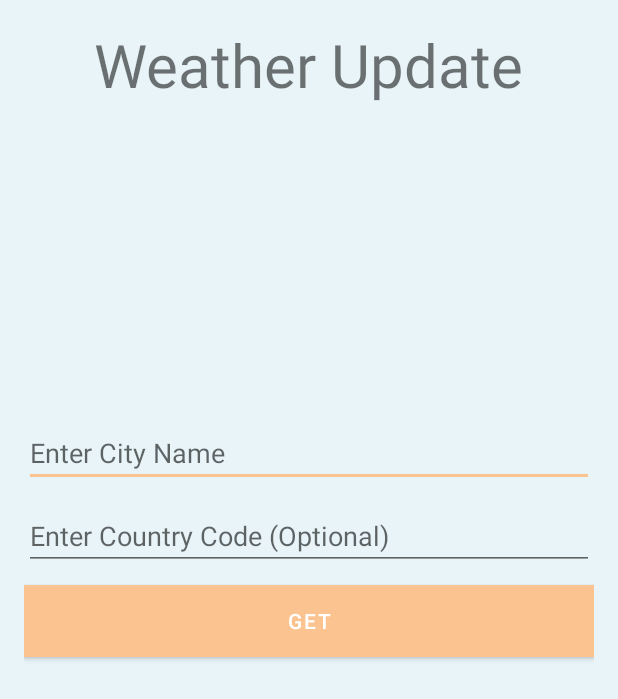
After one commit to ShushawnS/hy-bird, an Android app: the WeatherApi screen opened directly, with no data from a screen before it, on a phone screen of 412 x 824 dp. The commit adds this screen. Shown: the top 699 px of the screen. Run offline under Robolectric (Android 15) with nearby library versions, the phone set to English and light mode, and no system bars; our stand-ins replace Volley.

Commit message:
add weather api

```diff
--- a/app/build.gradle
+++ b/app/build.gradle
@@ -35,4 +35,5 @@ dependencies {
     testImplementation 'junit:junit:4.+'
     androidTestImplementation 'androidx.test.ext:junit:1.1.2'
     androidTestImplementation 'androidx.test.espresso:espresso-core:3.3.0'
+    implementation 'com.android.volley:volley:1.1.1'
 }
--- /dev/null
+++ b/app/src/main/res/layout/weather_api.xml
@@ -0,0 +1,66 @@
+<?xml version="1.0" encoding="utf-8"?>
+<LinearLayout xmlns:android="http://schemas.android.com/apk/res/android"
+    android:layout_width="match_parent"
+    android:layout_height="match_parent"
+    android:background="#e8f4f8"
+    android:orientation="vertical"
+    android:padding="16dp">
+
+    <TextView
+        android:layout_width="wrap_content"
+        android:layout_height="wrap_content"
+        android:layout_gravity="center"
+        android:textSize="40sp"
+        android:text="Weather Update"/>
+    <LinearLayout
+        android:layout_width="match_parent"
+        android:layout_height="match_parent"
+        android:gravity="center"
+        android:orientation="vertical">
+        <View
+            android:layout_width="match_parent"
+            android:layout_height="0dp"
+            android:layout_weight="1">
+        </View>
+        <EditText
+            android:layout_width="match_parent"
+            android:layout_height="wrap_content"
+            android:id="@+id/etCity"
+            android:layout_marginBottom="10dp"
+            android:ems="10"
+            android:hint="Enter City Name"
+            android:inputType="textPersonName" />
+        <EditText
+            android:layout_width="match_parent"
+            android:layout_height="wrap_content"
+            android:id="@+id/etCountry"
+            android:layout_marginBottom="10dp"
+            android:ems="10"
+            android:hint="Enter Country Code (Optional)"
+            android:inputType="textPersonName" />
+        <Button
+            android:layout_width="match_parent"
+            android:layout_height="wrap_content"
+            android:id="@+id/btnGet"
+            android:layout_marginBottom="10dp"
+            android:background="#0070c7"
+            android:textColor="@android:color/white"
+            android:onClick="getWeatherDetails"
+            android:text="Get"/>
+            //app:backgroundTint="@null" />
+        <ScrollView
+            android:layout_width="match_parent"
+            android:layout_height="150dp">
+            <TextView
+                android:layout_width="match_parent"
+                android:layout_height="wrap_content"
+                android:id="@+id/tvResult" />
+        </ScrollView>
+        <View
+            android:layout_width="match_parent"
+            android:layout_height="0dp"
+            android:layout_weight="1">
+        </View>
+
+    </LinearLayout>
+</LinearLayout>
--- /dev/null
+++ b/app/src/main/res/network_security_config.xml
@@ -0,0 +1,5 @@
+<?xml version="1.0" encoding="utf-8"?>
+<network-security-config>
+    <!--Set application-wide security config using base-config tag.-->
+    <base-config cleartextTrafficPermitted="true" />
+</network-security-config>
--- a/app/src/main/res/values-night/themes.xml
+++ b/app/src/main/res/values-night/themes.xml
@@ -1,6 +1,6 @@
 <resources xmlns:tools="http://schemas.android.com/tools">
     <!-- Base application theme. -->
-    <style name="Theme.Hybird" parent="Theme.MaterialComponents.DayNight.DarkActionBar">
+    <style name="Theme.Hybird" parent="Theme.MaterialComponents.DayNight.NoActionBar">
         <!-- Primary brand color. -->
         <item name="colorPrimary">@color/primary</item>
         <item name="colorPrimaryVariant">@color/primary</item>
--- a/app/src/main/res/values/colors.xml
+++ b/app/src/main/res/values/colors.xml
@@ -6,6 +6,8 @@
     <color name="primary">#FBC390</color>
     <color name="tertiary">#E7D6D0</color>
 
+    <color name="colorTransparentWhite">#cccccc</color>
+
     <!--<color name="black">#FF000000</color>
     <color name="white">#FFFFFFFF</color>-->
 </resources>
--- a/app/src/main/res/values/themes.xml
+++ b/app/src/main/res/values/themes.xml
@@ -1,6 +1,6 @@
 <resources xmlns:tools="http://schemas.android.com/tools">
     <!-- Base application theme. -->
-    <style name="Theme.Hybird" parent="Theme.MaterialComponents.DayNight.DarkActionBar">
+    <style name="Theme.Hybird" parent="Theme.MaterialComponents.DayNight.NoActionBar">
         <!-- Primary brand color. -->
         <item name="colorPrimary">@color/primary</item>
         <item name="colorPrimaryVariant">@color/primary</item>
```
Also changed, not shown: app/src/main/AndroidManifest.xml (+14 -0 lines), app/src/main/java/com/example/hy_bird/WeatherApi.java (added, +149 -0 lines), app/src/main/res/drawable/covid19.png (added), 1 other file.
